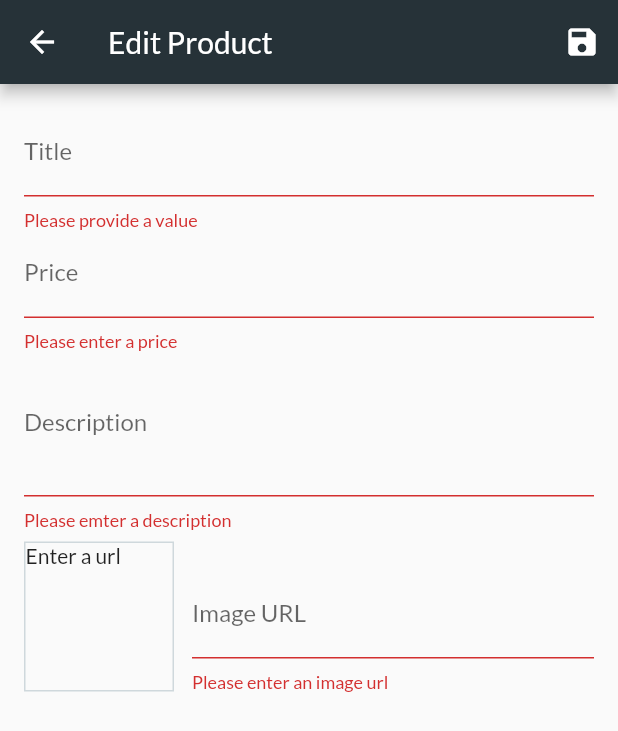
After one commit to Moonbladez/flutter-shop, a Flutter app: the EditProductScreen screen opened by its route, after a tap on the "save" icon, on a phone screen of 412 x 824 dp. The commit adds this screen. Shown: the top 731 px of the screen. Run offline on Flutter 3.47's test engine with Material 2 defaults, Android fonts, the phone set to English and light mode, and no system bars; network calls fail.

Commit message:
add new product functionality

```diff
--- a/lib/main.dart
+++ b/lib/main.dart
@@ -2,6 +2,7 @@ import 'package:flutter/material.dart';
 import "package:provider/provider.dart";
 
 import './screens/cart_screen.dart';
+import 'screens/edit_product_screen.dart';
 import "./screens/user_products_screen.dart";
 import "./screens/orders_screen.dart";
 import "./screens/products_overview_screen.dart";
@@ -33,6 +34,7 @@ class MyApp extends StatelessWidget {
         home: ProductsOverviewScreen(),
         routes: {
           Cartscreen.routeName: ((context) => Cartscreen()),
+          EditProductScreen.routeName: ((context) => EditProductScreen()),
           UserProductsScreen.routeName: (context) => UserProductsScreen(),
           OrdersScreen.routeName: ((context) => OrdersScreen()),
           ProductDetailScreen.routeName: (context) => ProductDetailScreen(),
--- a/lib/providers/products_provider.dart
+++ b/lib/providers/products_provider.dart
@@ -45,8 +45,15 @@ class ProductsProvider with ChangeNotifier {
     return [..._items];
   }
 
-  void addProduct() {
-    // _items.add(value);
+  void addProduct(Product product) {
+    final newProduct = Product(
+        description: product.description,
+        id: DateTime.now().toString(),
+        imageUrl: product.imageUrl,
+        price: product.price,
+        title: product.title);
+
+    _items.insert(0, newProduct);
     notifyListeners();
   }
 
--- /dev/null
+++ b/lib/screens/edit_product_screen.dart
@@ -0,0 +1,203 @@
+import "package:flutter/material.dart";
+import 'package:provider/provider.dart';
+
+import "./../providers/product.dart";
+import "./../providers/products_provider.dart";
+
+class EditProductScreen extends StatefulWidget {
+  static const routeName = "/edit-product";
+
+  @override
+  State<EditProductScreen> createState() => _EditProductScreen();
+}
+
+class _EditProductScreen extends State<EditProductScreen> {
+  final _imageUrlController = TextEditingController();
+  final _imageUrlFocusNode = FocusNode();
+  final _form = GlobalKey<FormState>();
+
+  var _editedProduct =
+      Product(description: "", id: null, imageUrl: "", price: 0, title: "");
+
+  @override
+  void initState() {
+    _imageUrlFocusNode.addListener(_updateImageUrl);
+    super.initState();
+  }
+
+  @override
+  void dispose() {
+    _imageUrlController.dispose();
+    _imageUrlFocusNode.dispose();
+    _imageUrlFocusNode.removeListener(_updateImageUrl);
+    super.dispose();
+  }
+
+  void _updateImageUrl() {
+    if (!_imageUrlFocusNode.hasFocus) {
+      setState(() {});
+    }
+  }
+
+  void _saveForm() {
+    final _isValid = _form.currentState.validate();
+    if (!_isValid) {
+      return;
+    }
+    _form.currentState.save();
+    Provider.of<ProductsProvider>(context, listen: false)
+        .addProduct(_editedProduct);
+    Navigator.of(context).pop();
+  }
+
+  @override
+  Widget build(BuildContext context) {
+    return Scaffold(
+      appBar: AppBar(
+          actions: [IconButton(onPressed: _saveForm, icon: Icon(Icons.save))],
+          title: Text("Edit Product")),
+      body: Padding(
+        child: Form(
+            key: _form,
+            child: SingleChildScrollView(
+              child: Column(
+                children: <Widget>[
+                  TextFormField(
+                      decoration: InputDecoration(label: Text("Title")),
+                      onSaved: (value) {
+                        _editedProduct = Product(
+                            description: _editedProduct.description,
+                            id: null,
+                            imageUrl: _editedProduct.imageUrl,
+                            price: _editedProduct.price,
+                            title: value);
+                      },
+                      textInputAction: TextInputAction.next,
+                      validator: (value) {
+                        if (value.isEmpty) {
+                          return "Please provide a value";
+                        }
+                        return null;
+                      }),
+                  TextFormField(
+                    decoration: InputDecoration(label: Text("Price")),
+                    keyboardType:
+                        TextInputType.numberWithOptions(decimal: true),
+                    onSaved: (value) {
+                      _editedProduct = Product(
+                          description: _editedProduct.description,
+                          id: null,
+                          imageUrl: _editedProduct.imageUrl,
+                          price: double.parse(value),
+                          title: _editedProduct.title);
+                    },
+                    textInputAction: TextInputAction.next,
+                    validator: (value) {
+                      if (value.isEmpty) {
+                        return "Please enter a price";
+                      }
+
+                      if (double.tryParse(value) == null) {
+                        return "Please enter a valid number";
+                      }
+
+                      if (double.parse(value) <= 0) {
+                        return "Please enter a number greater than 0";
+                      }
+
+                      return null;
+                    },
+                  ),
+                  TextFormField(
+                    decoration: InputDecoration(label: Text("Description")),
+                    maxLines: 3,
+                    keyboardType: TextInputType.multiline,
+                    onFieldSubmitted: (_) {
+                      _saveForm();
+                    },
+                    onSaved: (value) {
+                      _editedProduct = Product(
+                          description: value,
+                          id: null,
+                          imageUrl: _editedProduct.imageUrl,
+                          price: _editedProduct.price,
+                          title: _editedProduct.title);
+                    },
+                    validator: (value) {
+                      if (value.isEmpty) {
+                        return "Please emter a description";
+                      }
+
+                      if (value.length < 10) {
+                        return "Description should be more than 10";
+                      }
+
+                      return null;
+                    },
+                  ),
+                  Row(
+                    children: <Widget>[
+                      Container(
+                        child: _imageUrlController.text.isEmpty
+                            ? Text("Enter a url")
+                            : FittedBox(
+                                child: Image.network(
+                                  _imageUrlController.text,
+                                  fit: BoxFit.cover,
+                                ),
+                              ),
+                        decoration: BoxDecoration(
+                            border: Border.all(
+                                color: Colors.blueGrey.shade100, width: 1)),
+                        height: 100,
+                        margin: EdgeInsets.only(top: 8, right: 12),
+                        width: 100,
+                      ),
+                      Expanded(
+                          child: TextFormField(
+                        decoration: InputDecoration(label: Text("Image URL")),
+                        keyboardType: TextInputType.url,
+                        textInputAction: TextInputAction.done,
+                        controller: _imageUrlController,
+                        focusNode: _imageUrlFocusNode,
+                        onFieldSubmitted: (_) {
+                          _saveForm;
+                        },
+                        onSaved: (value) {
+                          _editedProduct = Product(
+                              description: _editedProduct.description,
+                              id: null,
+                              imageUrl: value,
+                              price: _editedProduct.price,
+                              title: _editedProduct.title);
+                        },
+                        validator: (value) {
+                          if (value.isEmpty) {
+                            return "Please enter an image url";
+                          }
+
+                          if (!value.startsWith("http") &&
+                              !value.startsWith("https")) {
+                            return "Please enter a valid url";
+                          }
+
+                          if (!value.endsWith("jpg") &&
+                              value.endsWith("png") &&
+                              value.endsWith("jpeg")) {
+                            return "Please enter a valid url";
+                          }
+
+                          return null;
+                        },
+                      ))
+                    ],
+                    crossAxisAlignment: CrossAxisAlignment.end,
+                  )
+                ],
+              ),
+            )),
+        padding: EdgeInsets.all(16),
+      ),
+    );
+  }
+}
--- a/lib/screens/user_products_screen.dart
+++ b/lib/screens/user_products_screen.dart
@@ -2,6 +2,9 @@ import "package:provider/provider.dart";
 import 'package:flutter/material.dart';
 
 import "./../providers/products_provider.dart";
+
+import "./edit_product_screen.dart";
+
 import "./../widgets/app_drawer.dart";
 import "./../widgets/user_product_item.dart";
 
@@ -14,7 +17,12 @@ class UserProductsScreen extends StatelessWidget {
     return Scaffold(
         appBar: AppBar(
           actions: <Widget>[
-            IconButton(onPressed: () {}, icon: const Icon(Icons.add))
+            IconButton(
+              onPressed: () {
+                Navigator.of(context).pushNamed(EditProductScreen.routeName);
+              },
+              icon: const Icon(Icons.add),
+            )
           ],
           title: const Text("Your Products"),
         ),
```
